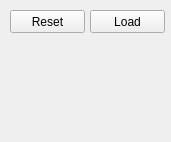
smarthall/Qt_CHIP8, file emulatordisplay.ui: the form before one commit.
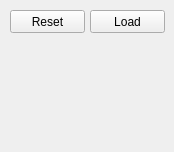
The form after the commit. Custom widgets are drawn as their Qt base class.

Patch:
```diff
--- a/emulatordisplay.ui
+++ b/emulatordisplay.ui
@@ -6,8 +6,8 @@
    <rect>
     <x>0</x>
     <y>0</y>
-    <width>171</width>
-    <height>142</height>
+    <width>174</width>
+    <height>152</height>
    </rect>
   </property>
   <property name="sizePolicy">
```
